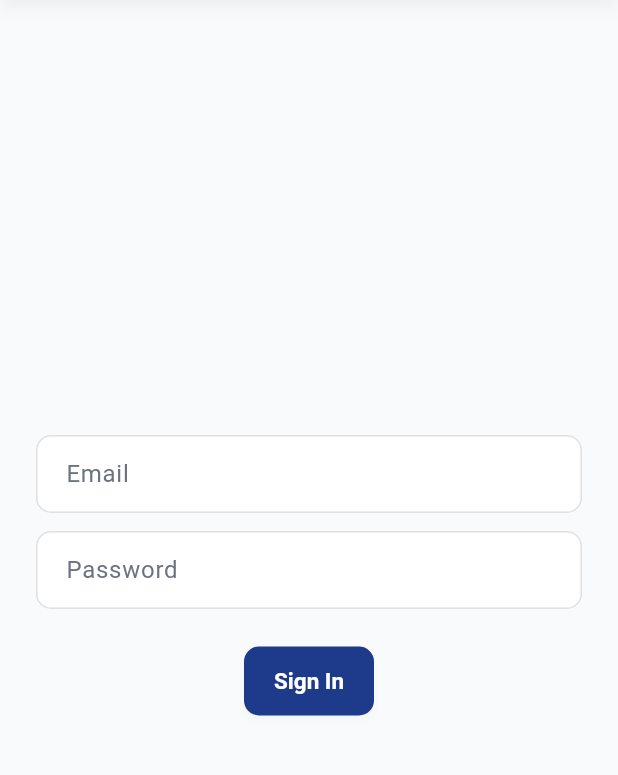
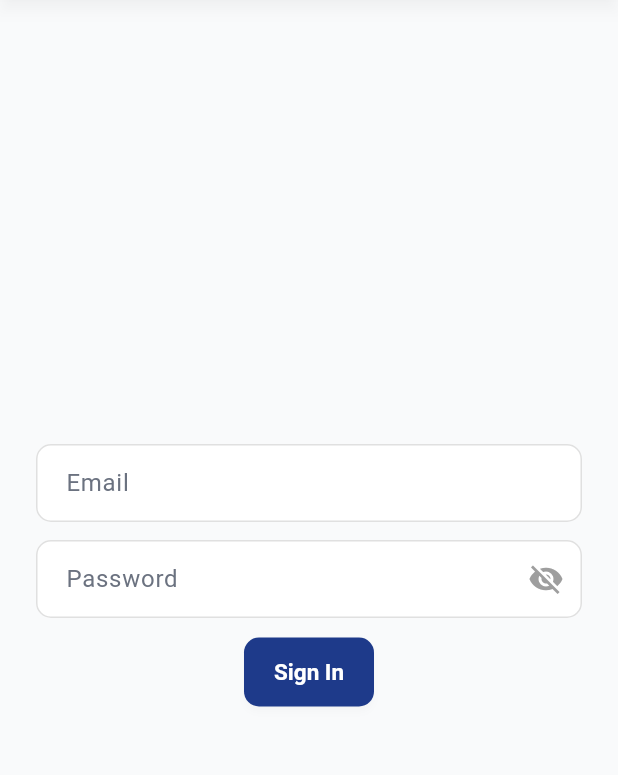
Before and after one commit to bloody-ellie/Queue-System, a Flutter app: the screen it shows after launch, on a phone screen of 412 x 824 dp, the part 84-859 px from its top. Run offline on Flutter 3.47's test engine with Material 3 defaults, Android fonts, the phone set to English and light mode, and no system bars; our stand-ins replace cloud_firestore, firebase_auth, firebase_core; accounts and stored records are empty.

Commit message:
More visibility

```diff
--- a/lib/main.dart
+++ b/lib/main.dart
@@ -4,7 +4,7 @@ import 'package:provider/provider.dart';
 import 'providers/auth_provider.dart';
 import 'providers/queue_provider.dart';
 import 'screens/login_screen.dart';
-import 'services/cleanup_service.dart';  // ✅ ADD THIS IMPORT
+// ✅ ADD THIS IMPORT
 import 'utils/app_theme.dart';
 
 void main() async {
--- a/lib/models/user.dart
+++ b/lib/models/user.dart
@@ -28,7 +28,7 @@ class AppUser {
   String get fullName {
     if (firstName == null && lastName == null) return name;
     final mi = middleInitial != null && middleInitial!.isNotEmpty
-        ? ' ${middleInitial}.'
+        ? ' $middleInitial.'
         : '';
     return '$lastName, $firstName$mi';
   }
--- a/lib/providers/queue_provider.dart
+++ b/lib/providers/queue_provider.dart
@@ -4,7 +4,7 @@ import '../services/firestore_service.dart';
 
 class QueueProvider extends ChangeNotifier {
   final FirestoreService _firestore = FirestoreService();
-  List<QueueTicket> _tickets = [];
+  final List<QueueTicket> _tickets = [];
   QueueTicket? _currentTicket;
 
   List<QueueTicket> get tickets => _tickets;
--- a/lib/screens/admin/daily_report_screen(removed).dart
+++ b/lib/screens/admin/daily_report_screen(removed).dart
@@ -85,7 +85,7 @@ class _DailyReportScreenState extends State<DailyReportScreen> {
                         leading: CircleAvatar(
                           backgroundColor: Colors.blue.shade100,
                           child: Text(
-                            '${_formatDate(report.reportDate)}',
+                            _formatDate(report.reportDate),
                             style: TextStyle(fontSize: 10, color: Colors.blue.shade900),
                           ),
                         ),
@@ -301,7 +301,7 @@ class _DailyReportScreenState extends State<DailyReportScreen> {
   return Container(
     padding: const EdgeInsets.symmetric(horizontal: 16, vertical: 12),
     decoration: BoxDecoration(
-      color: color.withOpacity(0.1),  // ✅ Fixed
+      color: color.withValues(alpha: 0.1),  // ✅ Fixed
       borderRadius: BorderRadius.circular(8),
     ),
     child: Row(
@@ -311,7 +311,7 @@ class _DailyReportScreenState extends State<DailyReportScreen> {
         Expanded(
           child: Text(
             label,
-            style: TextStyle(color: color.withOpacity(0.8)),  // ✅ Fixed
+            style: TextStyle(color: color.withValues(alpha: 0.8)),  // ✅ Fixed
           ),
         ),
         Text(
--- a/lib/screens/admin/edit_user_screen.dart
+++ b/lib/screens/admin/edit_user_screen.dart
@@ -74,7 +74,7 @@ class _EditUserScreenState extends State<EditUserScreen> {
               ),
               const SizedBox(height: 12),
               DropdownButtonFormField<String>(
-                value: _yearLevel,
+                initialValue: _yearLevel,
                 decoration: const InputDecoration(labelText: 'Year Level', border: OutlineInputBorder()),
                 items: _yearLevels.map((y) => DropdownMenuItem(value: y, child: Text(y))).toList(),
                 onChanged: (v) => setState(() => _yearLevel = v!),
--- a/lib/screens/cashier/cashier_dashboard.dart
+++ b/lib/screens/cashier/cashier_dashboard.dart
@@ -220,7 +220,7 @@ class _CashierDashboardState extends State<CashierDashboard> {
                 Container(
                   padding: const EdgeInsets.symmetric(horizontal: 10, vertical: 4),
                   decoration: BoxDecoration(
-                    color: _statusColor(ticket.status).withOpacity(0.15),
+                    color: _statusColor(ticket.status).withValues(alpha: 0.15),
                     borderRadius: BorderRadius.circular(8),
                   ),
                   child: Text(
--- a/lib/screens/login_screen.dart
+++ b/lib/screens/login_screen.dart
@@ -17,6 +17,7 @@ class _LoginScreenState extends State<LoginScreen> {
   final _emailController = TextEditingController();
   final _passwordController = TextEditingController();
   bool _isLoading = false;
+  bool _obscurePassword = true;
 
   @override
   Widget build(BuildContext context) {
@@ -29,7 +30,7 @@ class _LoginScreenState extends State<LoginScreen> {
     }
 
     return Scaffold(
-      appBar: AppBar(title: Text('Queue System Login')),
+      appBar: AppBar(title: const Text('Queue System Login')),
       body: Padding(
         padding: const EdgeInsets.all(24.0),
         child: Form(
@@ -39,22 +40,35 @@ class _LoginScreenState extends State<LoginScreen> {
             children: [
               TextFormField(
                 controller: _emailController,
-                decoration: InputDecoration(labelText: 'Email'),
+                decoration: const InputDecoration(labelText: 'Email'),
                 validator: (v) => v!.contains('@') ? null : 'Invalid email',
               ),
-              SizedBox(height: 12),
+              const SizedBox(height: 12),
               TextFormField(
                 controller: _passwordController,
-                obscureText: true,
-                decoration: InputDecoration(labelText: 'Password'),
+                obscureText: _obscurePassword,
+                decoration: InputDecoration(
+                  labelText: 'Password',
+                  suffixIcon: IconButton(
+                    icon: Icon(
+                      _obscurePassword ? Icons.visibility_off : Icons.visibility,
+                      color: Colors.grey,
+                    ),
+                    onPressed: () {
+                      setState(() {
+                        _obscurePassword = !_obscurePassword;
+                      });
+                    },
+                  ),
+                ),
                 validator: (v) => v!.length >= 6 ? null : 'Min 6 chars',
               ),
-              SizedBox(height: 24),
+              const SizedBox(height: 12),
               _isLoading
-                  ? CircularProgressIndicator()
+                  ? const CircularProgressIndicator()
                   : ElevatedButton(
                       onPressed: _login,
-                      child: Text('Sign In'),
+                      child: const Text('Sign In'),
                     ),
             ],
           ),
@@ -75,9 +89,11 @@ class _LoginScreenState extends State<LoginScreen> {
     if (success) {
       _navigateToRole(auth.currentUser!.role);
     } else {
-      ScaffoldMessenger.of(context).showSnackBar(
-        SnackBar(content: Text('Login failed. Check credentials.')),
-      );
+      if (mounted) {
+        ScaffoldMessenger.of(context).showSnackBar(
+          const SnackBar(content: Text('Login failed. Check credentials.')),
+        );
+      }
     }
   }
 
@@ -85,16 +101,16 @@ class _LoginScreenState extends State<LoginScreen> {
     Widget screen;
     switch (role) {
       case 'admin':
-        screen = AdminDashboard();
+        screen = const AdminDashboard();
         break;
       case 'cashier':
-        screen = CashierDashboard();
+        screen = const CashierDashboard();
         break;
       case 'student':
-        screen = StudentDashboard();
+        screen = const StudentDashboard();
         break;
       default:
-        screen = LoginScreen();
+        screen = const LoginScreen();
     }
     Navigator.pushReplacement(
         context, MaterialPageRoute(builder: (_) => screen));
--- a/lib/screens/student/student_dashboard.dart
+++ b/lib/screens/student/student_dashboard.dart
@@ -147,7 +147,7 @@ class StudentDashboard extends StatelessWidget {
             margin: const EdgeInsets.symmetric(vertical: 4, horizontal: 8),
             child: ListTile(
               leading: CircleAvatar(
-                backgroundColor: _statusColor(ticket.status).withOpacity(0.2),
+                backgroundColor: _statusColor(ticket.status).withValues(alpha: 0.2),
                 child: Text(
                   '${ticket.queueNumber}',
                   style: TextStyle(
--- a/lib/services/cleanup_service.dart
+++ b/lib/services/cleanup_service.dart
@@ -60,7 +60,7 @@ class CleanupService {
           .get();
 
       return snapshot.docs
-          .map((doc) => QueueTicket.fromMap(doc.id, doc.data() as Map<String, dynamic>))
+          .map((doc) => QueueTicket.fromMap(doc.id, doc.data()))
           .toList();
     } catch (e) {
       print('❌ Error getting tickets by date: $e');
@@ -81,7 +81,7 @@ class CleanupService {
           .get();
 
       return snapshot.docs
-          .map((doc) => Payment.fromMap(doc.id, doc.data() as Map<String, dynamic>))
+          .map((doc) => Payment.fromMap(doc.id, doc.data()))
           .toList();
     } catch (e) {
       print('❌ Error getting payments by date: $e');
--- a/lib/widgets/loading_indicator.dart
+++ b/lib/widgets/loading_indicator.dart
@@ -5,6 +5,6 @@ class LoadingIndicator extends StatelessWidget {
 
   @override
   Widget build(BuildContext context) {
-    return Center(child: CircularProgressIndicator());
+    return const Center(child: const CircularProgressIndicator());
   }
 }
```
Also changed, not shown: lib/screens/admin/create_user_screen.dart (+40 -6 lines), lib/screens/admin/manage_appointments.dart (+6 -6 lines), lib/screens/admin/manage_users.dart (+65 -16 lines), lib/services/firestore_service.dart (+17 -0 lines), lib/services/report_service(removed).dart (+5 -5 lines), lib/utils/app_theme.dart (+4 -4 lines).
